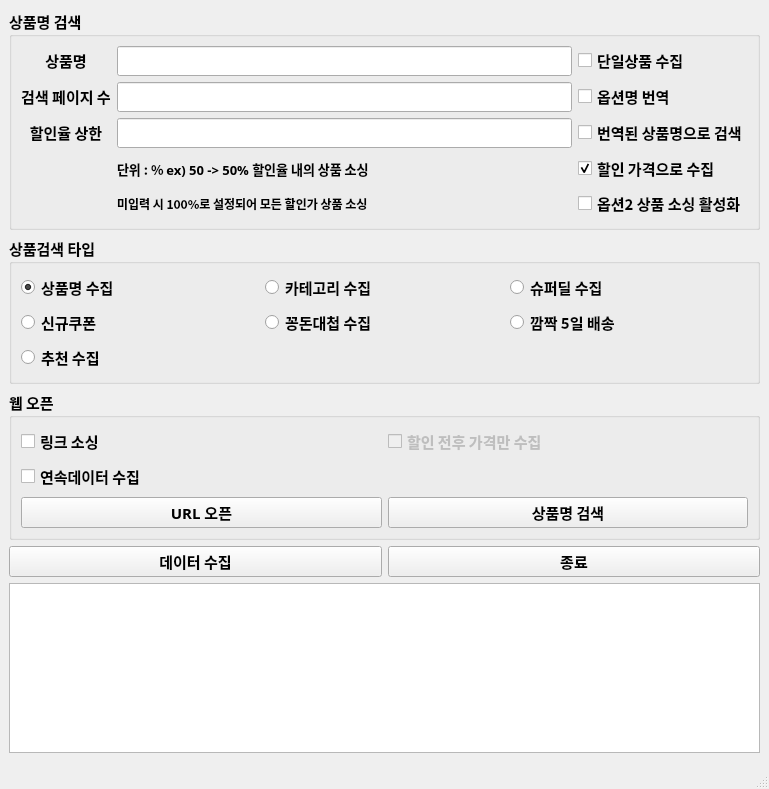
First picture: the form in AliExpressShoppingCrawller/driver/main_ui.ui, repository TomLee9903/TomLee9903, before the edit.
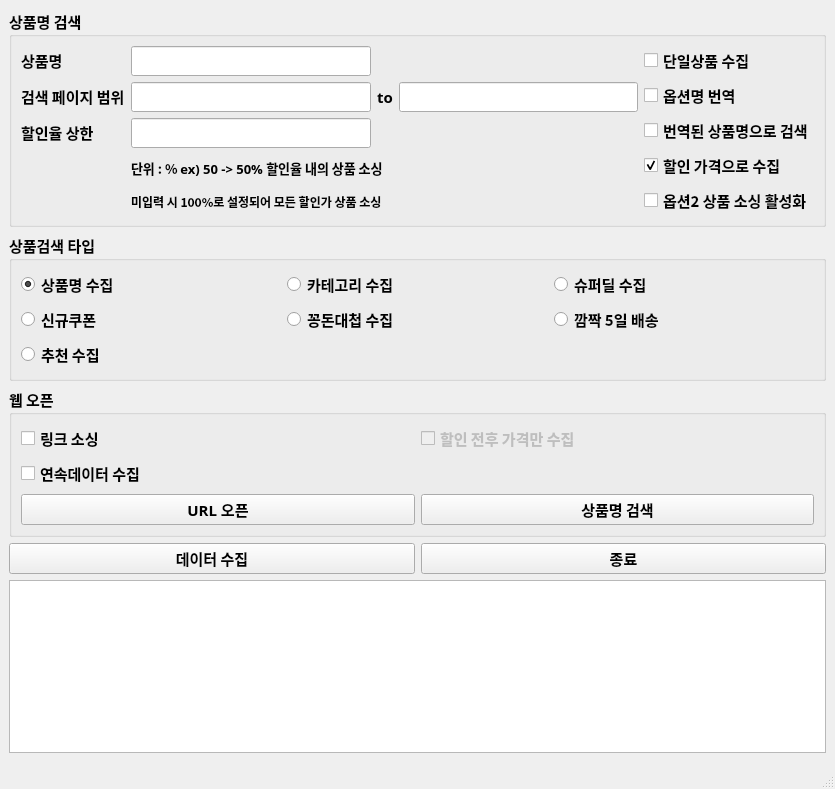
Second picture: the form after the edit.

Commit message: [AliExpress] 페이지 범위 설정하여 크롤링 할 수 있도록 코드 수정

What changed in the file:
```diff
--- a/AliExpressShoppingCrawller/driver/main_ui.ui
+++ b/AliExpressShoppingCrawller/driver/main_ui.ui
@@ -6,7 +6,7 @@
    <rect>
     <x>0</x>
     <y>0</y>
-    <width>769</width>
+    <width>835</width>
     <height>789</height>
    </rect>
   </property>
@@ -23,69 +23,38 @@
    <number>-2</number>
   </property>
   <widget class="QWidget" name="centralwidget">
-   <layout class="QGridLayout" name="gridLayout_6">
-    <item row="3" column="0">
-     <layout class="QGridLayout" name="gridLayout_4">
-      <item row="0" column="0">
-       <widget class="QPushButton" name="run_btn">
-        <property name="font">
-         <font>
-          <family>맑은 고딕</family>
-          <pointsize>11</pointsize>
-          <weight>75</weight>
-          <bold>true</bold>
-         </font>
-        </property>
-        <property name="text">
-         <string>데이터 수집</string>
-        </property>
-       </widget>
-      </item>
-      <item row="0" column="1">
-       <widget class="QPushButton" name="exit_btn">
-        <property name="font">
-         <font>
-          <family>맑은 고딕</family>
-          <pointsize>11</pointsize>
-          <weight>75</weight>
-          <bold>true</bold>
-         </font>
-        </property>
-        <property name="text">
-         <string>종료</string>
-        </property>
-       </widget>
-      </item>
-      <item row="2" column="0" colspan="2">
-       <widget class="QTextBrowser" name="textBrowser">
-        <property name="font">
-         <font>
-          <family>맑은 고딕</family>
-          <pointsize>11</pointsize>
-          <weight>75</weight>
-          <bold>true</bold>
-         </font>
-        </property>
-       </widget>
-      </item>
-     </layout>
-    </item>
+   <layout class="QGridLayout" name="gridLayout_7">
     <item row="0" column="0">
-     <layout class="QGridLayout" name="gridLayout_3">
-      <item row="0" column="0">
-       <widget class="QGroupBox" name="groupBox_2">
-        <property name="font">
-         <font>
-          <family>맑은 고딕</family>
-          <pointsize>11</pointsize>
-          <weight>75</weight>
-          <bold>true</bold>
-         </font>
-        </property>
-        <property name="title">
-         <string>상품명 검색</string>
-        </property>
+     <widget class="QGroupBox" name="groupBox_2">
+      <property name="font">
+       <font>
+        <family>맑은 고딕</family>
+        <pointsize>11</pointsize>
+        <weight>75</weight>
+        <bold>true</bold>
+       </font>
+      </property>
+      <property name="title">
+       <string>상품명 검색</string>
+      </property>
+      <layout class="QGridLayout" name="gridLayout_6">
+       <item row="0" column="0">
         <layout class="QGridLayout" name="gridLayout_2">
+         <item row="0" column="0">
+          <widget class="QLabel" name="label_8">
+           <property name="font">
+            <font>
+             <family>맑은 고딕</family>
+             <pointsize>11</pointsize>
+             <weight>75</weight>
+             <bold>true</bold>
+            </font>
+           </property>
+           <property name="text">
+            <string>&lt;html&gt;&lt;head/&gt;&lt;body&gt;&lt;p&gt;상품명&lt;/p&gt;&lt;/body&gt;&lt;/html&gt;</string>
+           </property>
+          </widget>
+         </item>
          <item row="0" column="1">
           <widget class="QLineEdit" name="item_name">
            <property name="enabled">
@@ -101,13 +70,6 @@
            </property>
           </widget>
          </item>
-         <item row="0" column="2">
-          <widget class="QCheckBox" name="no_option">
-           <property name="text">
-            <string>단일상품 수집</string>
-           </property>
-          </widget>
-         </item>
          <item row="1" column="0">
           <widget class="QLabel" name="label_7">
            <property name="font">
@@ -119,11 +81,72 @@
             </font>
            </property>
            <property name="text">
-            <string>&lt;html&gt;&lt;head/&gt;&lt;body&gt;&lt;p align=&quot;center&quot;&gt;검색 페이지 수&lt;/p&gt;&lt;/body&gt;&lt;/html&gt;</string>
+            <string>&lt;html&gt;&lt;head/&gt;&lt;body&gt;&lt;p&gt;검색 페이지 범위&lt;/p&gt;&lt;/body&gt;&lt;/html&gt;</string>
            </property>
           </widget>
          </item>
-         <item row="5" column="1">
+         <item row="1" column="1">
+          <widget class="QLineEdit" name="page_min">
+           <property name="enabled">
+            <bool>true</bool>
+           </property>
+           <property name="font">
+            <font>
+             <family>맑은 고딕</family>
+             <pointsize>11</pointsize>
+             <weight>75</weight>
+             <bold>true</bold>
+            </font>
+           </property>
+           <property name="echoMode">
+            <enum>QLineEdit::Normal</enum>
+           </property>
+          </widget>
+         </item>
+         <item row="1" column="2">
+          <widget class="QLabel" name="label_9">
+           <property name="font">
+            <font>
+             <family>맑은 고딕</family>
+             <pointsize>11</pointsize>
+             <weight>75</weight>
+             <bold>true</bold>
+            </font>
+           </property>
+           <property name="text">
+            <string>&lt;html&gt;&lt;head/&gt;&lt;body&gt;&lt;p align=&quot;center&quot;&gt;to&lt;/p&gt;&lt;/body&gt;&lt;/html&gt;</string>
+           </property>
+          </widget>
+         </item>
+         <item row="1" column="3">
+          <widget class="QLineEdit" name="page_max">
+           <property name="enabled">
+            <bool>true</bool>
+           </property>
+           <property name="font">
+            <font>
+             <family>맑은 고딕</family>
+             <pointsize>11</pointsize>
+             <weight>75</weight>
+             <bold>true</bold>
+            </font>
+           </property>
+           <property name="echoMode">
+            <enum>QLineEdit::Normal</enum>
+           </property>
+          </widget>
+         </item>
+         <item row="2" column="0">
+          <widget class="QLabel" name="label">
+           <property name="text">
+            <string>&lt;html&gt;&lt;head/&gt;&lt;body&gt;&lt;p&gt;할인율 상한&lt;/p&gt;&lt;/body&gt;&lt;/html&gt;</string>
+           </property>
+          </widget>
+         </item>
+         <item row="2" column="1">
+          <widget class="QLineEdit" name="discount_per_limit"/>
+         </item>
+         <item row="3" column="1" colspan="3">
           <widget class="QLabel" name="label_2">
            <property name="font">
             <font>
@@ -138,42 +161,47 @@
            </property>
           </widget>
          </item>
-         <item row="4" column="2">
+         <item row="4" column="1" colspan="3">
+          <widget class="QLabel" name="label_3">
+           <property name="font">
+            <font>
+             <family>맑은 고딕</family>
+             <pointsize>9</pointsize>
+             <weight>75</weight>
+             <bold>true</bold>
+            </font>
+           </property>
+           <property name="text">
+            <string>미입력 시 100%로 설정되어 모든 할인가 상품 소싱</string>
+           </property>
+          </widget>
+         </item>
+        </layout>
+       </item>
+       <item row="0" column="1">
+        <layout class="QGridLayout" name="gridLayout_3">
+         <item row="0" column="0">
+          <widget class="QCheckBox" name="no_option">
+           <property name="text">
+            <string>단일상품 수집</string>
+           </property>
+          </widget>
+         </item>
+         <item row="1" column="0">
+          <widget class="QCheckBox" name="auto_translate_btn">
+           <property name="text">
+            <string>옵션명 번역</string>
+           </property>
+          </widget>
+         </item>
+         <item row="2" column="0">
           <widget class="QCheckBox" name="enable_translate_itemname">
            <property name="text">
             <string>번역된 상품명으로 검색</string>
            </property>
           </widget>
          </item>
-         <item row="1" column="1">
-          <widget class="QLineEdit" name="page_cnt">
-           <property name="enabled">
-            <bool>true</bool>
-           </property>
-           <property name="font">
-            <font>
-             <family>맑은 고딕</family>
-             <pointsize>11</pointsize>
-             <weight>75</weight>
-             <bold>true</bold>
-            </font>
-           </property>
-           <property name="echoMode">
-            <enum>QLineEdit::Normal</enum>
-           </property>
-          </widget>
-         </item>
-         <item row="4" column="1">
-          <widget class="QLineEdit" name="discount_per_limit"/>
-         </item>
-         <item row="6" column="2">
-          <widget class="QCheckBox" name="enable_option2_btn">
-           <property name="text">
-            <string>옵션2 상품 소싱 활성화</string>
-           </property>
-          </widget>
-         </item>
-         <item row="5" column="2">
+         <item row="3" column="0">
           <widget class="QCheckBox" name="enable_discount">
            <property name="text">
             <string>할인 가격으로 수집</string>
@@ -184,53 +212,16 @@
           </widget>
          </item>
          <item row="4" column="0">
-          <widget class="QLabel" name="label">
+          <widget class="QCheckBox" name="enable_option2_btn">
            <property name="text">
-            <string>&lt;html&gt;&lt;head/&gt;&lt;body&gt;&lt;p align=&quot;center&quot;&gt;할인율 상한&lt;/p&gt;&lt;/body&gt;&lt;/html&gt;</string>
-           </property>
-          </widget>
-         </item>
-         <item row="1" column="2">
-          <widget class="QCheckBox" name="auto_translate_btn">
-           <property name="text">
-            <string>옵션명 번역</string>
-           </property>
-          </widget>
-         </item>
-         <item row="0" column="0">
-          <widget class="QLabel" name="label_8">
-           <property name="font">
-            <font>
-             <family>맑은 고딕</family>
-             <pointsize>11</pointsize>
-             <weight>75</weight>
-             <bold>true</bold>
-            </font>
-           </property>
-           <property name="text">
-            <string>&lt;html&gt;&lt;head/&gt;&lt;body&gt;&lt;p align=&quot;center&quot;&gt;상품명&lt;/p&gt;&lt;/body&gt;&lt;/html&gt;</string>
-           </property>
-          </widget>
-         </item>
-         <item row="6" column="1">
-          <widget class="QLabel" name="label_3">
-           <property name="font">
-            <font>
-             <family>맑은 고딕</family>
-             <pointsize>9</pointsize>
-             <weight>75</weight>
-             <bold>true</bold>
-            </font>
-           </property>
-           <property name="text">
-            <string>미입력 시 100%로 설정되어 모든 할인가 상품 소싱</string>
+            <string>옵션2 상품 소싱 활성화</string>
            </property>
           </widget>
          </item>
         </layout>
-       </widget>
-      </item>
-     </layout>
+       </item>
+      </layout>
+     </widget>
     </item>
     <item row="1" column="0">
      <widget class="QGroupBox" name="groupBox">
@@ -375,6 +366,52 @@
       </layout>
      </widget>
     </item>
+    <item row="3" column="0">
+     <layout class="QGridLayout" name="gridLayout_4">
+      <item row="0" column="0">
+       <widget class="QPushButton" name="run_btn">
+        <property name="font">
+         <font>
+          <family>맑은 고딕</family>
+          <pointsize>11</pointsize>
+          <weight>75</weight>
+          <bold>true</bold>
+         </font>
+        </property>
+        <property name="text">
+         <string>데이터 수집</string>
+        </property>
+       </widget>
+      </item>
+      <item row="0" column="1">
+       <widget class="QPushButton" name="exit_btn">
+        <property name="font">
+         <font>
+          <family>맑은 고딕</family>
+          <pointsize>11</pointsize>
+          <weight>75</weight>
+          <bold>true</bold>
+         </font>
+        </property>
+        <property name="text">
+         <string>종료</string>
+        </property>
+       </widget>
+      </item>
+      <item row="2" column="0" colspan="2">
+       <widget class="QTextBrowser" name="textBrowser">
+        <property name="font">
+         <font>
+          <family>맑은 고딕</family>
+          <pointsize>11</pointsize>
+          <weight>75</weight>
+          <bold>true</bold>
+         </font>
+        </property>
+       </widget>
+      </item>
+     </layout>
+    </item>
    </layout>
   </widget>
   <widget class="QMenuBar" name="menubar">
```
Left out of the diff: 13 changed lines with no effect on the pictures. The commit also changes 1 other file.
